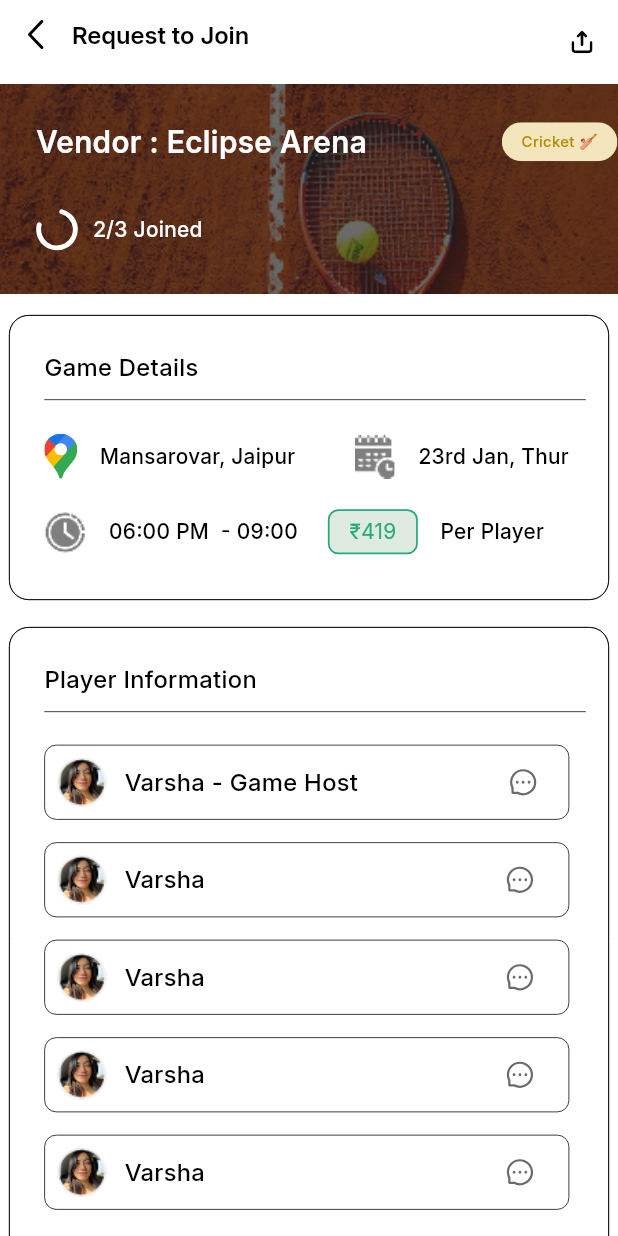
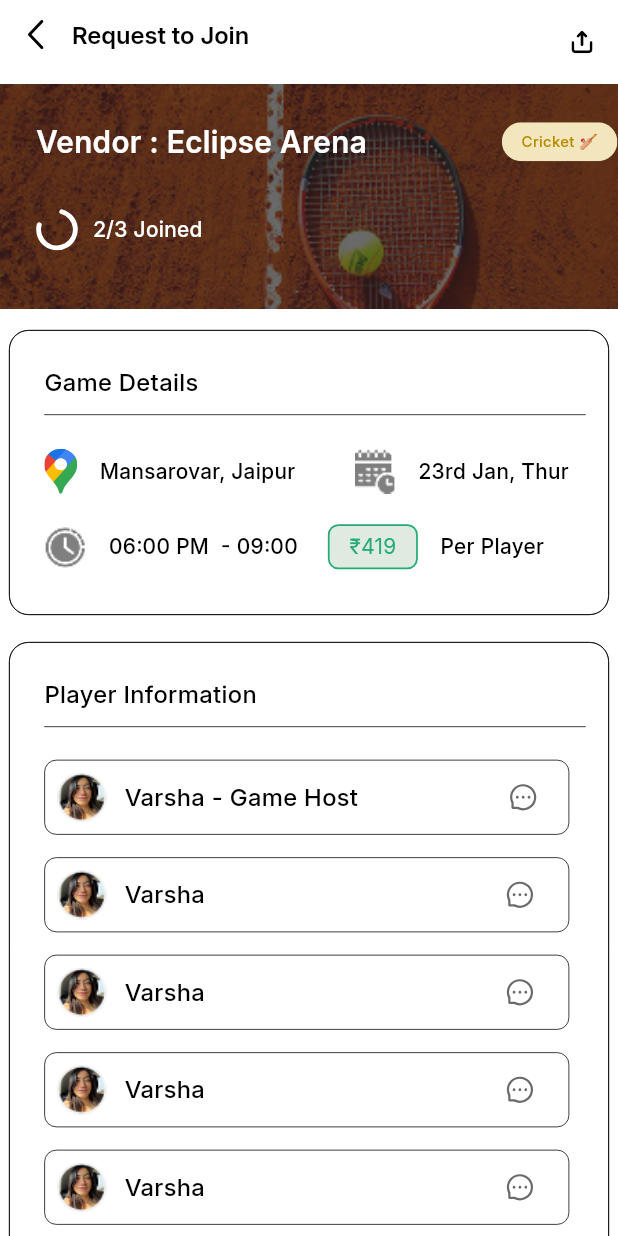
Before and after one commit to Anshhb/Hobbyfi-Assignment, a Flutter app: the screen it shows after launch, on a phone screen of 412 x 824 dp. Run offline on Flutter 3.47's test engine with Material 3 defaults, Android fonts, the phone set to English and light mode, and no system bars; our stand-ins replace flutter_svg, get; missing offline and left inert: croppy.

Commit message:
test commit

```diff
--- a/lib/features/screens/screen1.dart
+++ b/lib/features/screens/screen1.dart
@@ -38,7 +38,7 @@ class _Screen1State extends State<Screen1> {
               children: [
                 SizedBox(
                   width: double.infinity,
-                  height: SizeConfig.size140,
+                  height: SizeConfig.size150,
                   child: LocalAssets(
                     imagePath: AppIconAssets.back1,
                     width: double.infinity,
```
